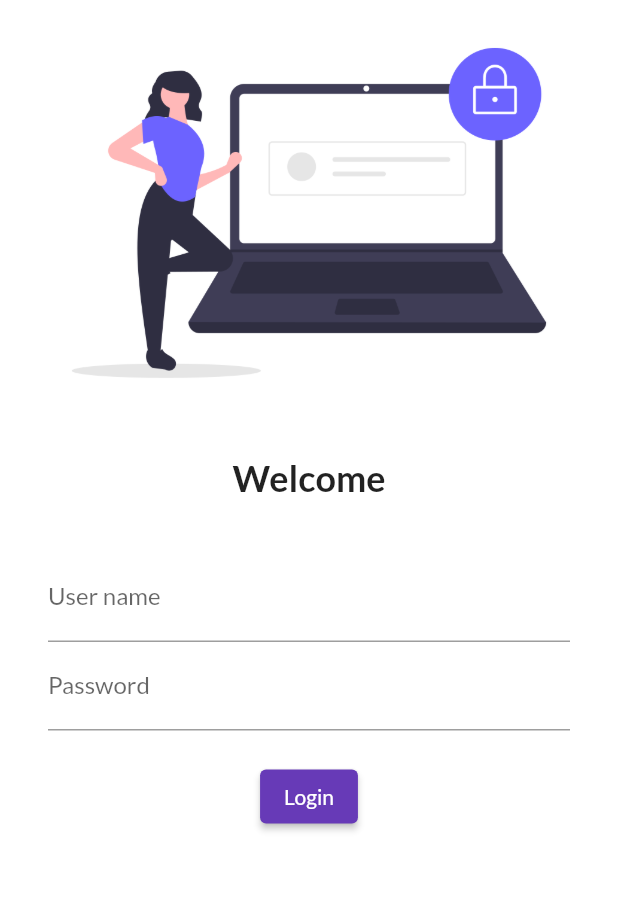
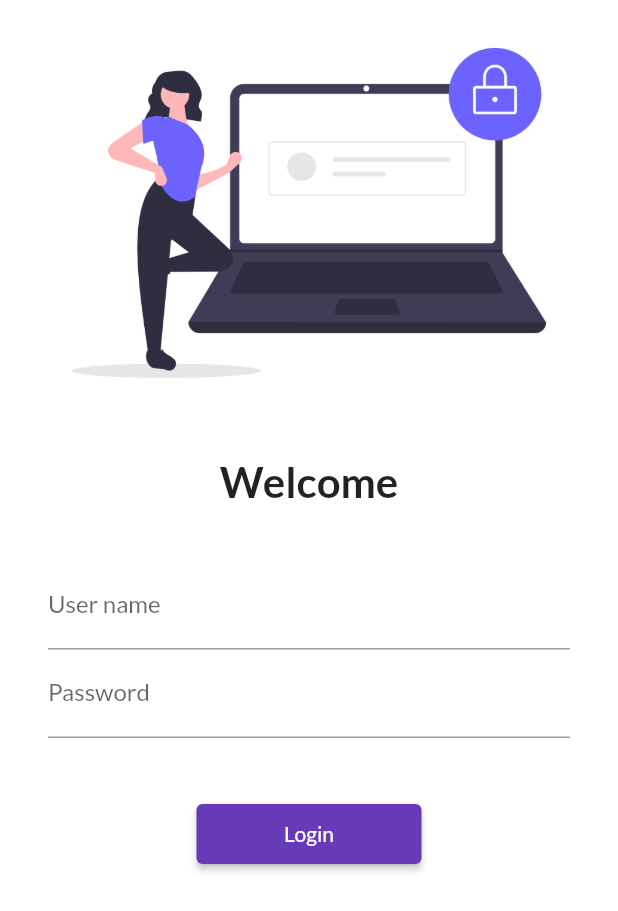
Before and after one commit to Saad982/30daysofFlutter, a Flutter app: the screen it shows after launch, on a phone screen of 412 x 824 dp. Shown: the top 911 px of the screen. Run offline on Flutter 3.47's test engine with Material 2 defaults, Android fonts, the phone set to English and light mode, and no system bars; our stand-ins replace google_fonts.

Commit message:
Day5Commit

```diff
--- a/lib/Package/login_page.dart
+++ b/lib/Package/login_page.dart
@@ -1,3 +1,4 @@
+import 'package:eght_ours/Utils/Routes.dart';
 import 'package:flutter/cupertino.dart';
 import 'package:flutter/material.dart';
 
@@ -7,6 +8,7 @@
   Widget build(BuildContext context) {
     return Material(
       color: Colors.white,
+       child: SingleChildScrollView(
          child: Column(
             children: [
                    Image.asset("assets/images/login.png",
@@ -17,7 +19,7 @@
               ),
               Text('Welcome',
               style: TextStyle(
-              fontSize:24,
+                fontSize:28,
                 fontWeight: FontWeight.bold,
               )
               )
@@ -45,19 +47,22 @@
                     )
                 ),
                 SizedBox(
-                height: 20.0,
+                  height: 40.0,
                 ),
                 ElevatedButton(
                   child: Text("Login"),
-                style: TextButton.styleFrom(),
+                  style: TextButton.styleFrom(
+                    minimumSize: Size(150, 40)
+                  ),
                   onPressed: (){
-                  print('ss');
+                  Navigator.pushNamed(context, Myroutes.homeRoute);
                   },
                 )
               ]
             ),
           )
               ],
+  ),
        )
     );
 
--- /dev/null
+++ b/lib/Utils/Routes.dart
@@ -0,0 +1,5 @@
+class Myroutes
+{
+  static String loginRoute = "/login";
+  static String homeRoute = "/home";
+}
--- a/lib/main.dart
+++ b/lib/main.dart
@@ -1,4 +1,5 @@
 import 'package:eght_ours/Package/login_page.dart';
+import 'package:eght_ours/Utils/Routes.dart';
 
 import 'Package/home_page.dart';
 import 'package:flutter/material.dart';
@@ -23,8 +24,8 @@
       ),
       routes: {
     "/" : (context)=>LoinPage(),
-        "/home_page" : (context)=>HomePage(),
-        "/login_page" : (context)=>LoinPage()
+        Myroutes.homeRoute : (context)=>HomePage(),
+        Myroutes.loginRoute : (context)=>LoinPage()
       },
 
     );
```
Lines whose indentation alone changed are shown as unchanged.
